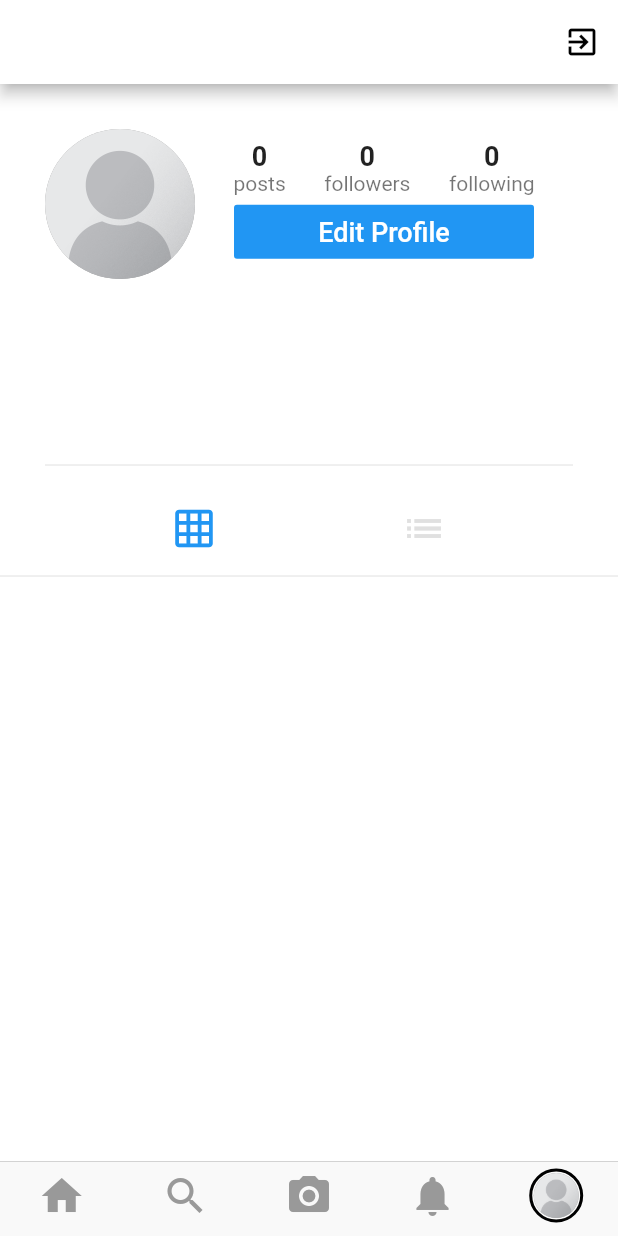
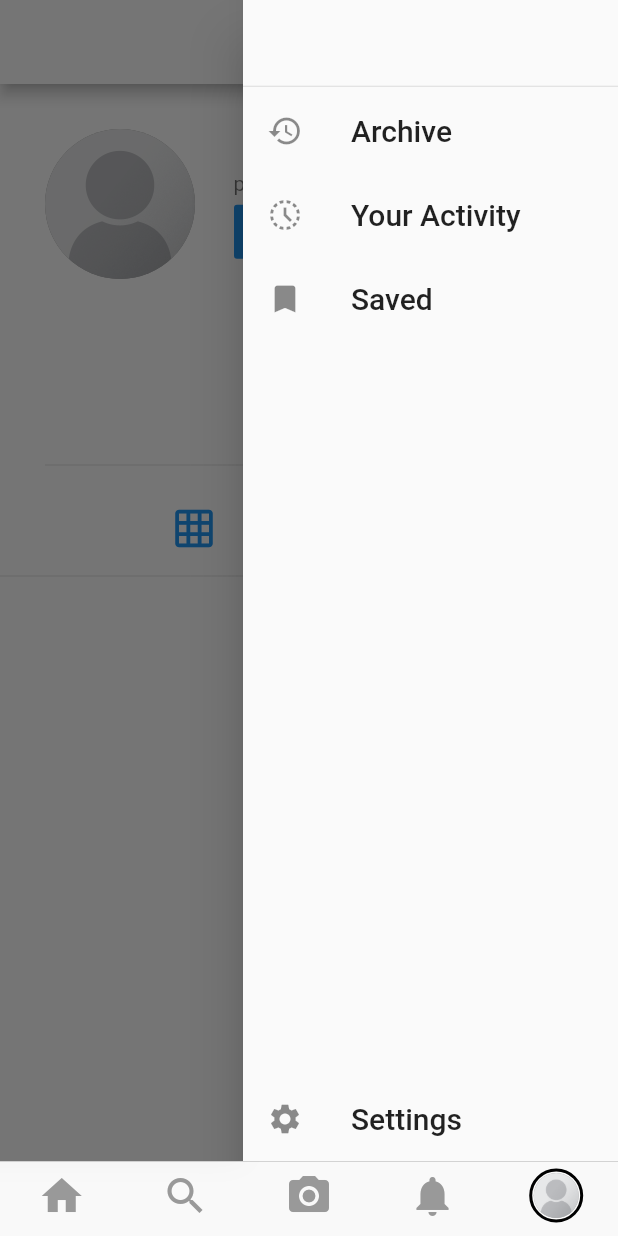
Before and after one commit to Edenik/InstaDart-Flutter-Instagram-Clone, a Flutter app: the screen it shows once a user with an empty profile is signed in, item 5 of the bottom bar chosen, with the side drawer open (before the commit the screen has no drawer), on a phone screen of 412 x 824 dp. Run offline on Flutter 3.47's test engine with Material 2 defaults, Android fonts, the phone set to English and light mode, and no system bars; our stand-ins replace cached_network_image, cloud_firestore, firebase_auth, firebase_storage, flutter_image_compress, font_awesome_flutter and 4 more; missing offline and left inert: animator, geocoder, image_downloader; accounts and stored records are empty.

Commit message:
Setting Drawer in Profile Screen + Settings Screen + About App Dialog

```diff
--- a/lib/screens/profile_screen.dart
+++ b/lib/screens/profile_screen.dart
@@ -1,5 +1,6 @@
 import 'package:flutter/material.dart';
 import 'package:cached_network_image/cached_network_image.dart';
+import 'package:instagram/widgets/custom_drawer.dart';
 import 'package:provider/provider.dart';
 
 import 'package:instagram/models/models.dart';
@@ -382,6 +383,8 @@ class _ProfileScreenState extends State<ProfileScreen> {
   Widget build(BuildContext context) {
     return Scaffold(
       appBar: AppBar(
+        automaticallyImplyLeading:
+            widget.userId == widget.currentUserId ? false : true,
         backgroundColor: Colors.white,
         title: _profileUser != null
             ? Text(
@@ -389,13 +392,18 @@ class _ProfileScreenState extends State<ProfileScreen> {
                 style: TextStyle(color: Colors.black),
               )
             : SizedBox.shrink(),
-        actions: <Widget>[
-          IconButton(
-            icon: Icon(Icons.exit_to_app),
-            onPressed: AuthService.logout,
-          )
-        ],
+        // actions: <Widget>[
+        //   IconButton(
+        //     icon: Icon(Icons.exit_to_app),
+        //     onPressed: AuthService.logout,
+        //   )
+        // ],
       ),
+      endDrawer: _profileUser != null && widget.userId == widget.currentUserId
+          ? CustomDrawer(
+              name: _profileUser.name,
+            )
+          : null,
       backgroundColor: Colors.white,
       body: FutureBuilder(
         future: usersRef.document(widget.userId).get(),
--- a/lib/screens/screens.dart
+++ b/lib/screens/screens.dart
@@ -9,3 +9,4 @@ export 'login_screen.dart';
 export 'profile_screen.dart';
 export 'search_screen.dart';
 export 'signup_screen.dart';
+export 'settings_screen.dart';
--- /dev/null
+++ b/lib/widgets/custom_drawer.dart
@@ -0,0 +1,64 @@
+import 'package:flutter/material.dart';
+import 'package:instagram/screens/screens.dart';
+import 'package:instagram/utilities/styles.dart';
+
+class CustomDrawer extends StatelessWidget {
+  final String name;
+  CustomDrawer({@required this.name});
+
+  _buildDrawerOption(Icon icon, String title, Function onTap) {
+    return ListTile(
+      leading: icon,
+      title: Text(
+        title,
+        style: TextStyle(
+          fontSize: 20.0,
+        ),
+      ),
+      onTap: onTap,
+    );
+  }
+
+  @override
+  Widget build(BuildContext context) {
+    return SafeArea(
+      child: Container(
+        width: 250,
+        child: Drawer(
+          child: Column(
+            children: <Widget>[
+              Container(
+                height: 56,
+                child: ListTile(
+                    title: Text(
+                  name,
+                  style: kFontSize18TextStyle,
+                )),
+              ),
+              Divider(height: 3),
+              _buildDrawerOption(Icon(Icons.history), 'Archive', null),
+              _buildDrawerOption(
+                  Icon(Icons.history_toggle_off), 'Your Activity', null),
+              _buildDrawerOption(Icon(Icons.bookmark), 'Saved', null),
+              Expanded(
+                child: Align(
+                  alignment: FractionalOffset.bottomCenter,
+                  child: _buildDrawerOption(
+                    Icon(Icons.settings),
+                    'Settings',
+                    () => Navigator.push(
+                      context,
+                      MaterialPageRoute(
+                        builder: (_) => SettingsScreen(),
+                      ),
+                    ),
+                  ),
+                ),
+              )
+            ],
+          ),
+        ),
+      ),
+    );
+  }
+}
--- a/pubspec.yaml
+++ b/pubspec.yaml
@@ -42,6 +42,7 @@ dependencies:
   location: ^3.0.2
   timeago: ^2.0.28
   font_awesome_flutter: ^8.10.0
+  url_launcher: ^5.7.10
 
 
 dev_dependencies:
```
Also changed, not shown: lib/screens/settings_screen.dart (added, +73 -0 lines), lib/widgets/about_app_dialog.dart (added, +157 -0 lines), pubspec.lock, 1 other file.
